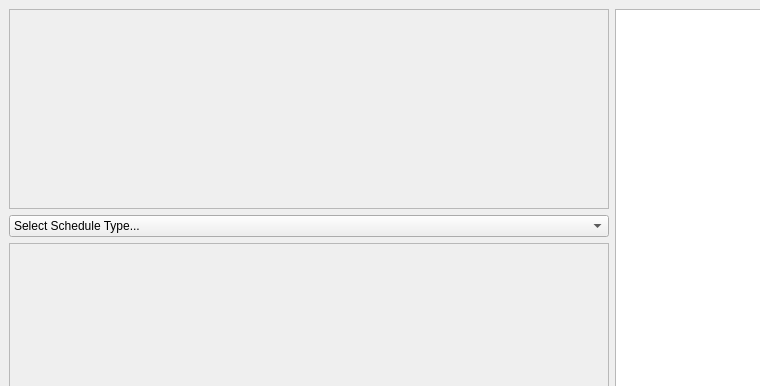
The window that UI/SchedGenUI.ui (RoboDoig/schedule-generator) describes before a commit, drawn with Qt 5; both pictures show x 0 to 760 and y 0 to 386 of the 1165 by 841 pixel window.
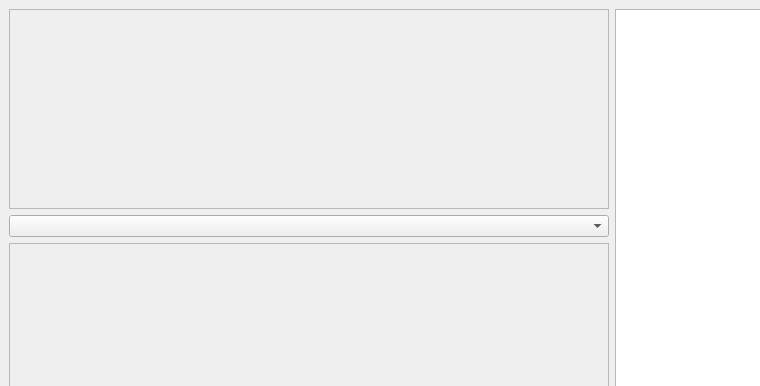
The same window after the commit.

The edit to the form file:
```diff
--- a/UI/SchedGenUI.ui
+++ b/UI/SchedGenUI.ui
@@ -89,11 +89,6 @@
         <height>0</height>
        </size>
       </property>
-      <item>
-       <property name="text">
-        <string>Select Schedule Type...</string>
-       </property>
-      </item>
      </widget>
     </item>
     <item row="0" column="1" rowspan="3">
```
Left out of the diff: 9 changed lines with no effect on the pictures.
